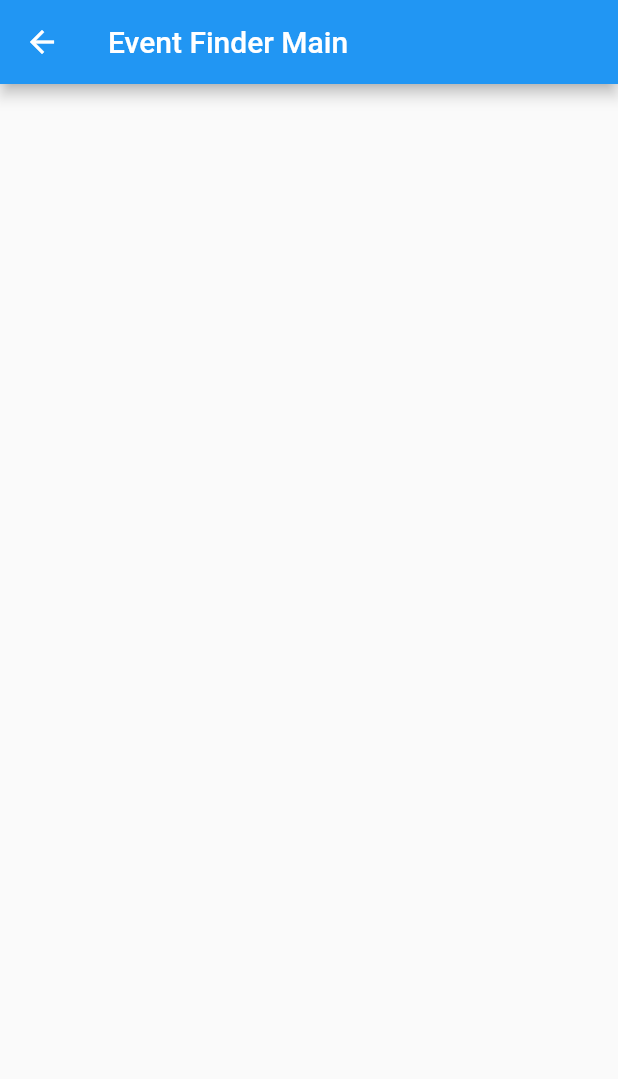
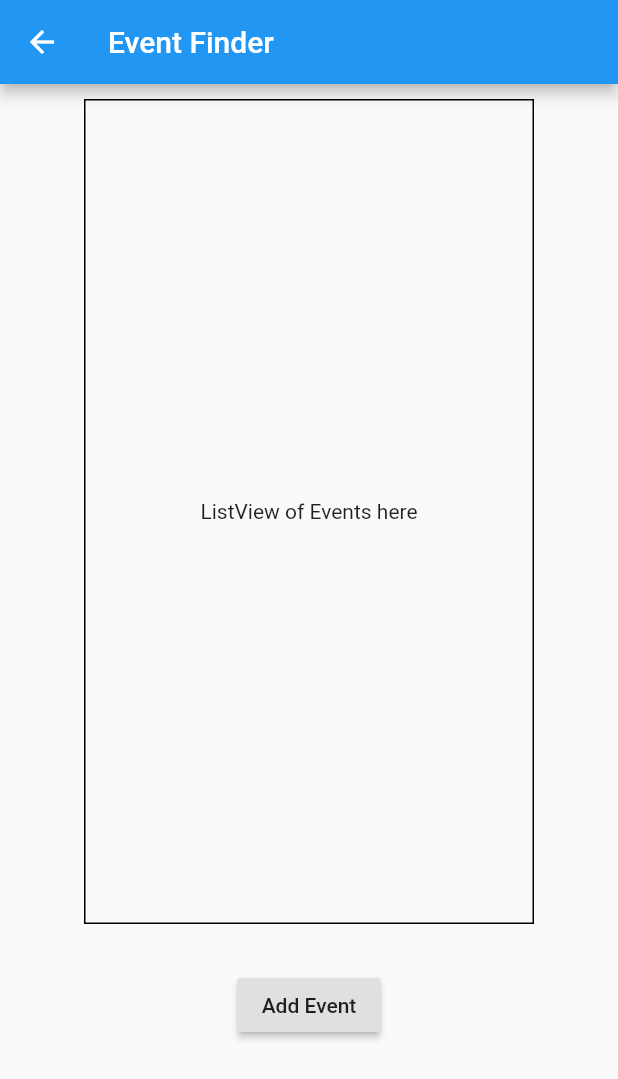
Before and after one commit to Kab332/OTU-Companion-Application, a Flutter app: the screen it shows after launch, after a tap on "Event Finder", on a phone screen of 412 x 824 dp. Shown: the top 1079 px of the screen. Run offline on Flutter 3.47's test engine with Material 2 defaults, Android fonts, the phone set to English and light mode, and no system bars.

Commit message:
Add skeleton UI for event page, add event button, add event list display container, separate event into its own class

```diff
--- /dev/null
+++ b/otu_companion/lib/event_finder/event.dart
@@ -0,0 +1,12 @@
+class Event {
+  String name;
+  String description;
+  DateTime startDateTime;
+  DateTime endDateTime;
+
+  Event({this.name, this.description, this.startDateTime, this.endDateTime});
+
+  String toString() {
+    return '$name: ($startDateTime) ($endDateTime)';
+  }
+}
--- /dev/null
+++ b/otu_companion/lib/event_finder/event_finder_UI.dart
@@ -0,0 +1,44 @@
+import 'package:flutter/material.dart';
+
+Widget buildEventFinder() {
+  return Column(
+    children: [
+      Padding(
+        padding: EdgeInsets.all(10.0),
+        child: _buildListView(),
+      ),
+      Padding(
+        padding: EdgeInsets.all(10.0),
+        child: _buildAddButton(),
+      )
+    ],
+  );
+}
+
+// TODO: create a builder here that builds a list of type Events to populate this scrollable box
+Widget _buildListView() {
+  return Container(
+    padding: EdgeInsets.all(10.0),
+    height: 550.0,
+    width: 300.0,
+    decoration: BoxDecoration(
+      border: Border.all(color: Colors.black),
+    ),
+    child: Center(
+      child: Text('ListView of Events here'),
+    ),
+  );
+}
+
+Widget _buildAddButton() {
+  return Container(
+    padding: EdgeInsets.all(10.0),
+    alignment: Alignment.bottomCenter,
+    child: RaisedButton(
+      child: Text("Add Event"),
+      onPressed: () {
+        print("Add Event Page!");
+      }
+    )
+  );
+}
--- a/otu_companion/lib/event_finder/event_finder_main.dart
+++ b/otu_companion/lib/event_finder/event_finder_main.dart
@@ -1,23 +1,13 @@
 import 'package:flutter/material.dart';
 
-class Event {
-  String name;
-  String description;
-  DateTime startDateTime;
-  DateTime endDateTime;
-
-  Event({this.name, this.description, this.startDateTime, this.endDateTime});
-
-  String toString() {
-    return '$name: ($startDateTime) ($endDateTime)';
-  }
-}
+import 'event_finder_UI.dart';
+import 'event.dart';
 
 class EventPageApp extends StatelessWidget {
   @override
   Widget build(BuildContext context) {
     return MaterialApp(
-      title: 'Event Finder Main',
+      title: 'Event Finder',
       theme: ThemeData(
         primarySwatch: Colors.blue,
       ),
@@ -41,6 +31,7 @@ class _EventFinderMainState extends State<EventFinderMain> {
       appBar: AppBar(
         title: Text(widget.title),
       ),
+      body: buildEventFinder(),
     );
   }
 }
--- a/otu_companion/lib/main.dart
+++ b/otu_companion/lib/main.dart
@@ -18,7 +18,7 @@ class MyApp extends StatelessWidget {
       home: MyHomePage(title: 'OTU Companion Hub'),
       routes: <String, WidgetBuilder>{
         '/eventFinderMain': (BuildContext context) =>
-          EventFinderMain(title: 'Event Finder Main'),
+          EventFinderMain(title: 'Event Finder'),
       },
     );
   }
```
